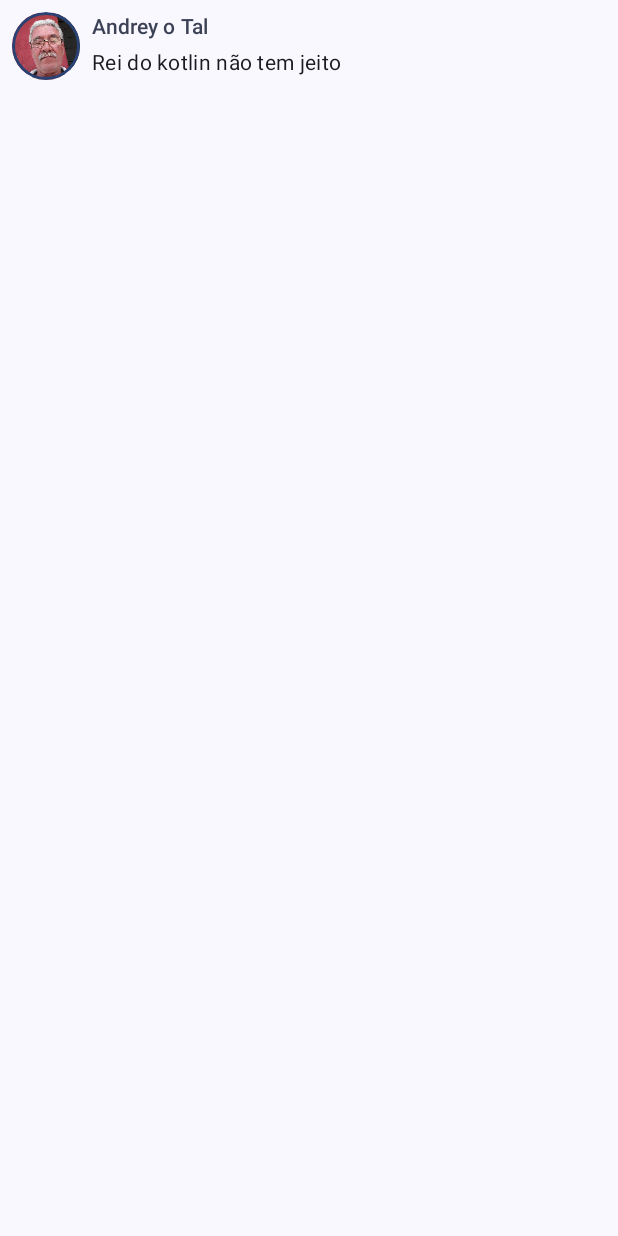
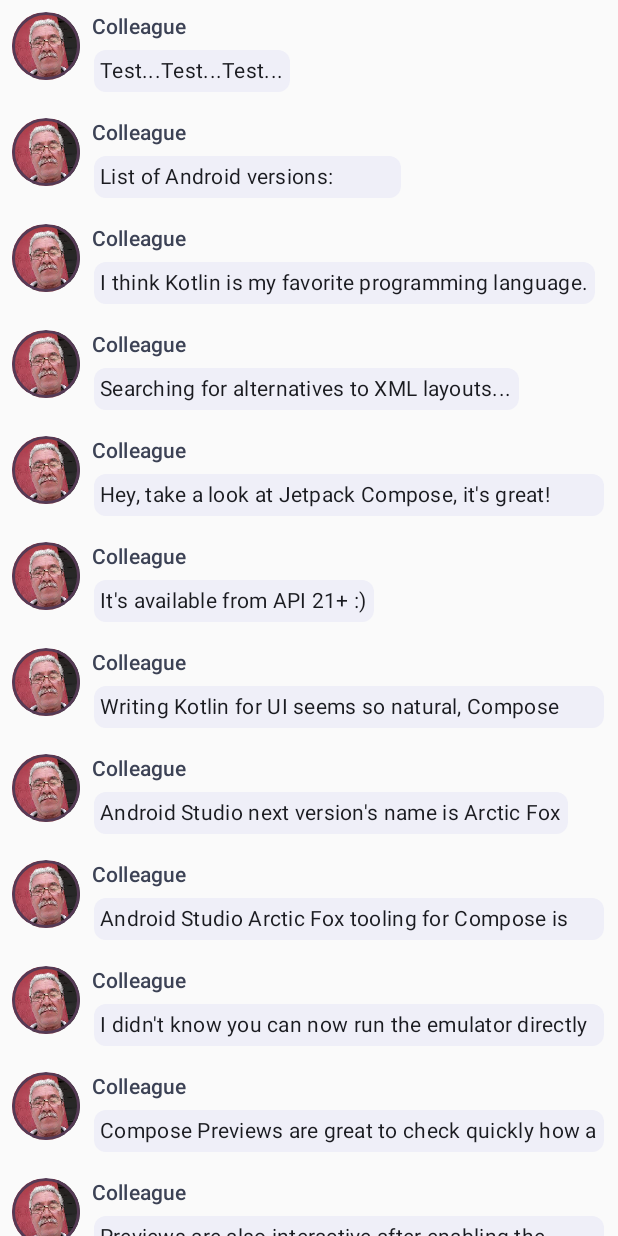
Before and after one commit to Andrey-05/AppCompose, an Android app built with Jetpack Compose: the screen it shows after launch (MainActivity), on a phone screen of 412 x 824 dp. Run offline under Robolectric (Android 15) with nearby library versions, the phone set to English and light mode, and no system bars.

Commit message:
exercicio4

```diff
--- a/app/src/main/java/com/example/jetpackcompose/MainActivity.kt
+++ b/app/src/main/java/com/example/jetpackcompose/MainActivity.kt
@@ -4,30 +4,34 @@ import android.content.res.Configuration
 import android.os.Bundle
 import androidx.activity.ComponentActivity
 import androidx.activity.compose.setContent
+import androidx.compose.animation.animateColorAsState
+import androidx.compose.animation.animateContentSize
 import androidx.compose.foundation.Image
 import androidx.compose.foundation.border
+import androidx.compose.foundation.clickable
 import androidx.compose.foundation.layout.*
+import androidx.compose.foundation.lazy.LazyColumn
 import androidx.compose.foundation.shape.CircleShape
 import androidx.compose.material3.MaterialTheme
 import androidx.compose.material3.Surface
 import androidx.compose.material3.Text
-import androidx.compose.runtime.Composable
+import androidx.compose.runtime.*
 import androidx.compose.ui.Modifier
 import androidx.compose.ui.draw.clip
 import androidx.compose.ui.res.painterResource
 import androidx.compose.ui.tooling.preview.Preview
 import androidx.compose.ui.unit.dp
+import com.example.compose.tutorial.SampleData
 import com.example.jetpackcompose.ui.theme.JetpackComposeTheme
+import com.example.jetpackcompose.ui.theme.shapeScheme
 
 class MainActivity : ComponentActivity() {
     override fun onCreate(savedInstanceState: Bundle?) {
         super.onCreate(savedInstanceState)
         //conteudo que sera mostardo ao rodar
         setContent {
-            JetpackComposeTheme() {
-                Surface(modifier = Modifier.fillMaxSize()) {
-                    MessageCard(Message("Andrey o Tal", "Rei do kotlin não tem jeito"))
-                }
+            JetpackComposeTheme {
+                AllCard(SampleData.conversationSample)
             }
         }
     }
@@ -55,15 +59,25 @@ fun MessageCard(msg: Message) {
             modifier = Modifier
                 .size(45.dp)
                 .clip(CircleShape)
-                .border(1.5.dp, MaterialTheme.colorScheme.primary, CircleShape)
+                .border(1.5.dp, MaterialTheme.colorScheme.tertiary, CircleShape)
         )
 
         //Separa os elementos horizontalmente
         Spacer(modifier = Modifier
             .width(8.dp))
 
+        //criar um variavel para checar de a descrição esta ativa
+        var isExpanded by remember {
+            mutableStateOf(false)
+        }
+
+        //cria animação com a descrição
+        val surfaceColor by animateColorAsState(
+            if (isExpanded) MaterialTheme.colorScheme.tertiary else MaterialTheme.colorScheme.surface,
+        )
+
         //alinha elementos de dentro em coluna
-        Column {
+        Column(modifier = Modifier.clickable { isExpanded = !isExpanded }) {
             //texto com nome do usuário
             Text(
                 text = msg.author,
@@ -75,16 +89,39 @@ fun MessageCard(msg: Message) {
             //Separa os elementos verticalmente
             Spacer(modifier = Modifier.height(4.dp))
 
-            //texto de descrição
-            Text(
-                text = msg.body,
-                // define o estilo da fonte do texto
-                style = MaterialTheme.typography.bodyMedium
-            )
+            Surface(
+                shape = MaterialTheme.shapeScheme.medium,
+                tonalElevation = 1.dp,
+                color = surfaceColor,
+                modifier = Modifier.animateContentSize().padding(1.dp)
+            ) {
+                //texto de descrição
+                Text(
+                    // define o estilo da fonte do texto
+                    text = msg.body,
+                    //define margem para todos os lados
+                    modifier = Modifier.padding(all = 4.dp),
+                    //define maximo de linhas
+                    maxLines = if (isExpanded) Int.MAX_VALUE else 1,
+                    //define estilos
+                    style = MaterialTheme.typography.bodyMedium
+                )
+            }
         }
     }
+}
 
+@Composable
+fun AllCard(messages: List<Message>) {
+    LazyColumn {
+        messages.map {
+            item {
+                MessageCard(it)
+            }
+        }
+    }
 }
+
 
 //versões dark mode e ligth mode
 @Preview(name = "Light Mode")
@@ -99,9 +136,7 @@ fun MessageCard(msg: Message) {
 //preview para testes
 fun PreviewMessageCard() {
     val name = "preview"
-    JetpackComposeTheme() {
-        Surface(modifier = Modifier.fillMaxSize()) {
-            MessageCard(Message("Andrey o Tal", "Rei do kotlin não tem jeito"))
-        }
+    JetpackComposeTheme {
+        AllCard(SampleData.conversationSample)
     }
 }
--- /dev/null
+++ b/app/src/main/java/com/example/jetpackcompose/SampleData.kt
@@ -0,0 +1,73 @@
+package com.example.compose.tutorial
+
+import com.example.jetpackcompose.Message
+
+object SampleData {
+    val conversationSample = listOf(
+        Message(
+            "Colleague",
+            "Test...Test...Test..."
+        ),
+        Message(
+            "Colleague",
+            "List of Android versions:\n" +
+                    "Android KitKat (API 19)\n" +
+                    "Android Lollipop (API 21)\n" +
+                    "Android Marshmallow (API 23)\n" +
+                    "Android Nougat (API 24)\n" +
+                    "Android Oreo (API 26)\n" +
+                    "Android Pie (API 28)\n" +
+                    "Android 10 (API 29)\n" +
+                    "Android 11 (API 30)\n" +
+                    "Android 12 (API 31)\n"
+        ),
+        Message(
+            "Colleague",
+            "I think Kotlin is my favorite programming language.\n" +
+                    "It's so much fun!"
+        ),
+        Message(
+            "Colleague",
+            "Searching for alternatives to XML layouts..."
+        ),
+        Message(
+            "Colleague",
+            "Hey, take a look at Jetpack Compose, it's great!\n" +
+                    "It's the Android's modern toolkit for building native UI." +
+                    "It simplifies and accelerates UI development on Android." +
+                    "Less code, powerful tools, and intuitive Kotlin APIs :)"
+        ),
+        Message(
+            "Colleague",
+            "It's available from API 21+ :)"
+        ),
+        Message(
+            "Colleague",
+            "Writing Kotlin for UI seems so natural, Compose where have you been all my life?"
+        ),
+        Message(
+            "Colleague",
+            "Android Studio next version's name is Arctic Fox"
+        ),
+        Message(
+            "Colleague",
+            "Android Studio Arctic Fox tooling for Compose is top notch ^_^"
+        ),
+        Message(
+            "Colleague",
+            "I didn't know you can now run the emulator directly from Android Studio"
+        ),
+        Message(
+            "Colleague",
+            "Compose Previews are great to check quickly how a composable layout looks like"
+        ),
+        Message(
+            "Colleague",
+            "Previews are also interactive after enabling the experimental setting"
+        ),
+        Message(
+            "Colleague",
+            "Have you tried writing build.gradle with KTS?"
+        ),
+    )
+}
--- /dev/null
+++ b/app/src/main/java/com/example/jetpackcompose/ui/theme/shapeScheme.kt
@@ -0,0 +1,22 @@
+package com.example.jetpackcompose.ui.theme
+
+import androidx.compose.foundation.shape.RoundedCornerShape
+import androidx.compose.material3.MaterialTheme
+import androidx.compose.runtime.Composable
+import androidx.compose.runtime.ReadOnlyComposable
+import androidx.compose.runtime.compositionLocalOf
+import androidx.compose.ui.unit.dp
+
+data class Shape(
+    val default: RoundedCornerShape = RoundedCornerShape(0.dp),
+    val small: RoundedCornerShape = RoundedCornerShape(4.dp),
+    val medium: RoundedCornerShape = RoundedCornerShape(8.dp),
+    val large: RoundedCornerShape = RoundedCornerShape(16.dp)
+)
+
+val LocalShape = compositionLocalOf { Shape() }
+
+val MaterialTheme.shapeScheme: Shape
+    @Composable
+    @ReadOnlyComposable
+    get() = LocalShape.current
```
